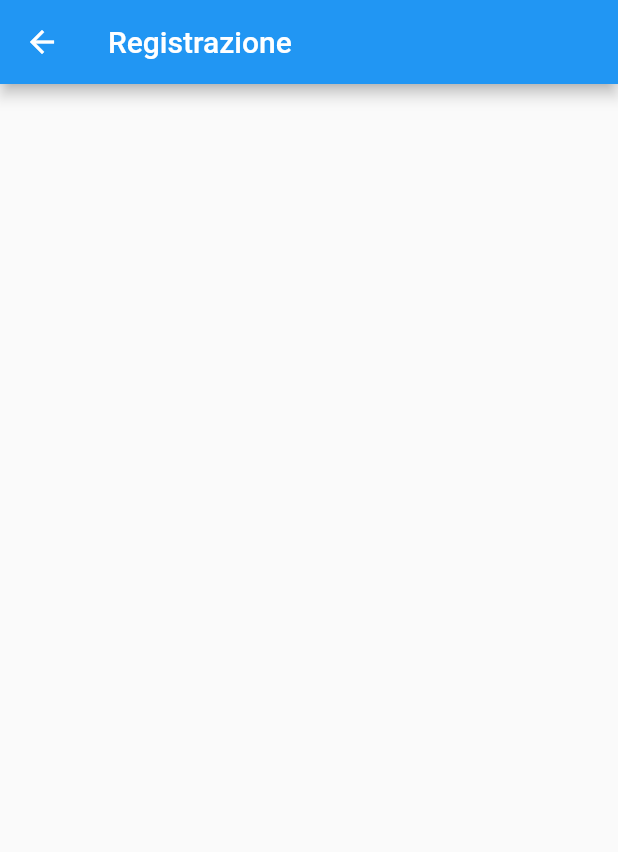
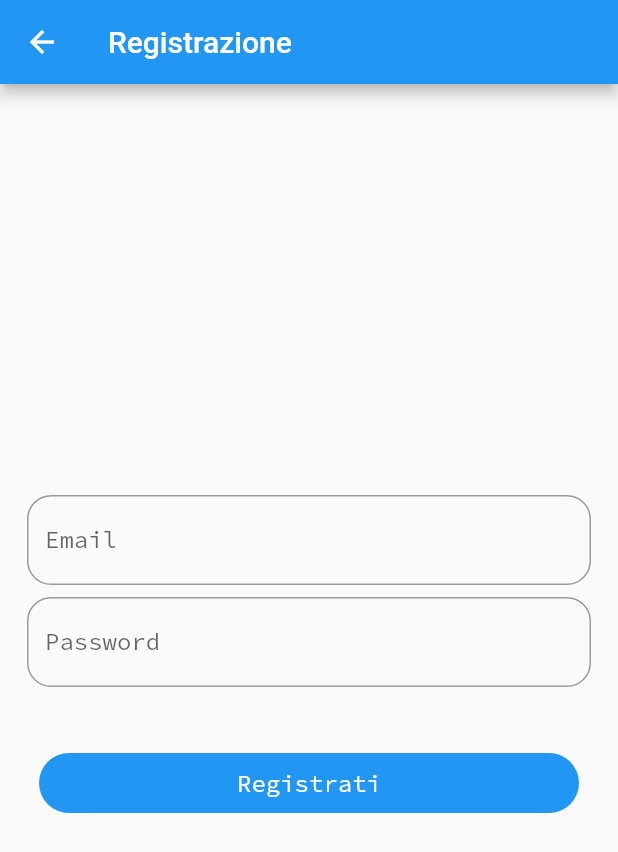
Before and after one commit to bruzzers/SiumNotification, a Flutter app: the screen it shows after launch, after a tap on "Se non sei ancora iscritto, iscriviti or", on a phone screen of 412 x 824 dp. Shown: the top 852 px of the screen. Run offline on Flutter 3.47's test engine with Material 2 defaults, Android fonts, the phone set to English and light mode, and no system bars; our stand-ins replace bloc, easy_localization, equatable, firebase_auth, firebase_core, flutter_bloc and 1 more; accounts and stored records are empty; network calls fail; project files that could hold a hidden picture were left out.

Commit message:
start registration

```diff
--- a/sium_notification/lib/core/component/sium_base_screen.dart
+++ b/sium_notification/lib/core/component/sium_base_screen.dart
@@ -4,7 +4,7 @@ import 'package:flutter/material.dart';
 class SiumBaseScreen extends StatelessWidget{
   final Widget body;
   final String title;
-  final bool loading;
+  final bool? loading;
   @override
   Widget build(BuildContext context) {
     return Scaffold(
@@ -13,7 +13,7 @@ class SiumBaseScreen extends StatelessWidget{
       ),
       body: Stack(
         children: [
-          if(loading)
+          if(loading == true)
             const CircularProgressIndicator(),
           body
         ],
--- a/sium_notification/lib/features/registration/presentation/cubit/registration_cubit.dart
+++ b/sium_notification/lib/features/registration/presentation/cubit/registration_cubit.dart
@@ -1,7 +1,23 @@
+import 'package:flutter/cupertino.dart';
 import 'package:sium_notification/core/state_management/base_cubit.dart';
+import 'package:sium_notification/features/registration/repository/registration_repository.dart';
 
 part 'registration_state.dart';
 
 class RegistrationCubit extends BaseCubit<RegistrationState> {
-  RegistrationCubit() : super(RegistrationState());
+  final RegistrationRepository repository;
+
+  late TextEditingController emailController;
+  late TextEditingController pswController;
+
+  RegistrationCubit(this.repository) : super(RegistrationState()){
+    emailController = TextEditingController();
+    pswController = TextEditingController();
+  }
+
+  Future<void> registerUser() async{
+    final res = await repository.registerUser(emailController.text, pswController.text);
+
+    print(res.toString());
+  }
 }
--- a/sium_notification/lib/features/registration/presentation/cubit/registration_state.dart
+++ b/sium_notification/lib/features/registration/presentation/cubit/registration_state.dart
@@ -1,9 +1,21 @@
 part of 'registration_cubit.dart';
 
 class RegistrationState extends BaseState{
+  final bool? isLoading;
 
   @override
   // TODO: implement props
-  List<Object?> get props => throw UnimplementedError();
+  List<Object?> get props => [isLoading];
 
+  RegistrationState({
+    this.isLoading,
+  });
+
+  RegistrationState copyWith({
+    bool? isLoading,
+  }) {
+    return RegistrationState(
+      isLoading: isLoading ?? this.isLoading,
+    );
+  }
 }
--- a/sium_notification/lib/features/registration/presentation/screen/registration_screen.dart
+++ b/sium_notification/lib/features/registration/presentation/screen/registration_screen.dart
@@ -1,15 +1,69 @@
 // coverage:ignore-file
 import 'package:flutter/cupertino.dart';
+import 'package:flutter/material.dart';
 import 'package:flutter_bloc/flutter_bloc.dart';
 import 'package:sium_notification/core/component/sium_base_screen.dart';
+import 'package:sium_notification/core/component/sium_button.dart';
+import 'package:sium_notification/core/constants/text_styles.dart';
 import 'package:sium_notification/features/registration/presentation/cubit/registration_cubit.dart';
 
-class RegistrationScreen extends StatelessWidget{
+class RegistrationScreen extends StatelessWidget {
   @override
   Widget build(BuildContext context) {
-    return BlocBuilder<RegistrationCubit, RegistrationState>(builder: (context, state){
-      return SiumBaseScreen(body: Container(), title: "Registrazione", loading: false);
+    return BlocBuilder<RegistrationCubit, RegistrationState>(
+        builder: (context, state) {
+      return SiumBaseScreen(
+          body: SafeArea(
+            child: Padding(
+              padding: const EdgeInsets.only(left: 18.0, right: 18.0),
+              child: Column(
+                crossAxisAlignment: CrossAxisAlignment.start,
+                mainAxisAlignment: MainAxisAlignment.center,
+                children: [
+                  TextFormField(
+                    controller:
+                        context.read<RegistrationCubit>().emailController,
+                    decoration: InputDecoration(
+                      labelText: "Email",
+                      labelStyle: sium16Regular,
+                      hintText: "Inserisci la tua mail",
+                      hintStyle: sium16Regular,
+                      border: OutlineInputBorder(
+                        borderRadius: BorderRadius.circular(16.0),
+                      ),
+                    ),
+                  ),
+                  Padding(
+                    padding: const EdgeInsets.only(top: 8.0),
+                    child: TextFormField(
+                      controller:
+                          context.read<RegistrationCubit>().pswController,
+                      decoration: InputDecoration(
+                        labelText: "Password",
+                        labelStyle: sium16Regular,
+                        hintText: "Inserisci la tua password",
+                        hintStyle: sium16Regular,
+                        border: OutlineInputBorder(
+                          borderRadius: BorderRadius.circular(16.0),
+                        ),
+                      ),
+                    ),
+                  ),
+                  Padding(
+                    padding: const EdgeInsets.only(top: 36.0),
+                    child: SiumButton(
+                      color: Colors.blue,
+                      text: "Registrati",
+                      onTap: () =>
+                          context.read<RegistrationCubit>().registerUser(),
+                    ),
+                  )
+                ],
+              ),
+            ),
+          ),
+          title: "Registrazione",
+          loading: state.isLoading);
     });
   }
-
 }
--- /dev/null
+++ b/sium_notification/lib/features/registration/repository/registration_repository.dart
@@ -0,0 +1,6 @@
+import 'package:firebase_auth/firebase_auth.dart';
+
+abstract class RegistrationRepository{
+
+  Future<UserCredential> registerUser(String? email, String? password);
+}
--- /dev/null
+++ b/sium_notification/lib/features/registration/repository/registration_repository_impl.dart
@@ -0,0 +1,18 @@
+import 'package:firebase_auth/firebase_auth.dart';
+import 'package:sium_notification/features/registration/repository/registration_repository.dart';
+import 'package:sium_notification/utils/firebase/firebase_utils.dart';
+
+class RegistrationRepositoryImpl extends RegistrationRepository{
+  final FirebaseUtils firebase;
+
+  RegistrationRepositoryImpl(this.firebase);
+
+  @override
+  Future<UserCredential> registerUser(String? email, String? password) async{
+    final res = await firebase.registerUser(email, password);
+
+    print("Firebase Res: ${res.toString()}");
+    return res;
+  }
+
+}
--- a/sium_notification/lib/utils/di_service.dart
+++ b/sium_notification/lib/utils/di_service.dart
@@ -2,9 +2,17 @@
 import 'package:get/get.dart';
 import 'package:sium_notification/features/login/data/login_repository.dart';
 import 'package:sium_notification/features/login/data/login_repository_impl.dart';
+import 'package:sium_notification/features/registration/repository/registration_repository.dart';
+import 'package:sium_notification/features/registration/repository/registration_repository_impl.dart';
+import 'package:sium_notification/utils/firebase/firebase_utils.dart';
+import 'package:sium_notification/utils/firebase/firebase_utils_impl.dart';
 
 Future<void> init() async{
+  Get.put<FirebaseUtils>(FirebaseUtilsImpl());
   Get.put<LoginRepository>(LoginRepositoryImpl());
+  Get.put<RegistrationRepository>(RegistrationRepositoryImpl(firebaseUtils));
 }
 
+FirebaseUtils get firebaseUtils => Get.find<FirebaseUtils>();
 LoginRepository get loginRepo => Get.find<LoginRepository>();
+RegistrationRepository get registrationRepo => Get.find<RegistrationRepository>();
--- /dev/null
+++ b/sium_notification/lib/utils/firebase/firebase_utils.dart
@@ -0,0 +1,5 @@
+import 'package:firebase_auth/firebase_auth.dart';
+
+abstract class FirebaseUtils{
+  Future<UserCredential> registerUser(String? email, String? password);
+}
--- /dev/null
+++ b/sium_notification/lib/utils/firebase/firebase_utils_impl.dart
@@ -0,0 +1,15 @@
+import 'package:firebase_auth/firebase_auth.dart';
+import 'package:sium_notification/utils/firebase/firebase_utils.dart';
+
+class FirebaseUtilsImpl extends FirebaseUtils{
+  @override
+  Future<UserCredential> registerUser(String? email, String? password) async{
+    final firebase = FirebaseAuth.instance;
+
+    final res =  await firebase.createUserWithEmailAndPassword(email: email ?? "", password: password ?? "");
+
+    print("Firebase Res: ${res.toString()}");
+    return res;
+  }
+
+}
--- a/sium_notification/lib/utils/routes.dart
+++ b/sium_notification/lib/utils/routes.dart
@@ -34,7 +34,7 @@ class Routes{
     GetPage(
       name: registration,
       page: () => BlocProvider(
-        create: (_) => RegistrationCubit(),
+        create: (_) => RegistrationCubit(registrationRepo),
         child: RegistrationScreen(),
       ),
     ),
--- a/sium_notification/pubspec.yaml
+++ b/sium_notification/pubspec.yaml
@@ -65,6 +65,7 @@ dependencies:
   firebase_analytics: ^8.3.4
   firebase_crashlytics: ^2.3.0
   firebase_messaging: ^11.2.4
+  firebase_auth: ^3.3.17
 
   # Local Notifications
   flutter_local_notifications: ^9.1.5
```
Also changed, not shown: 7 other files.
